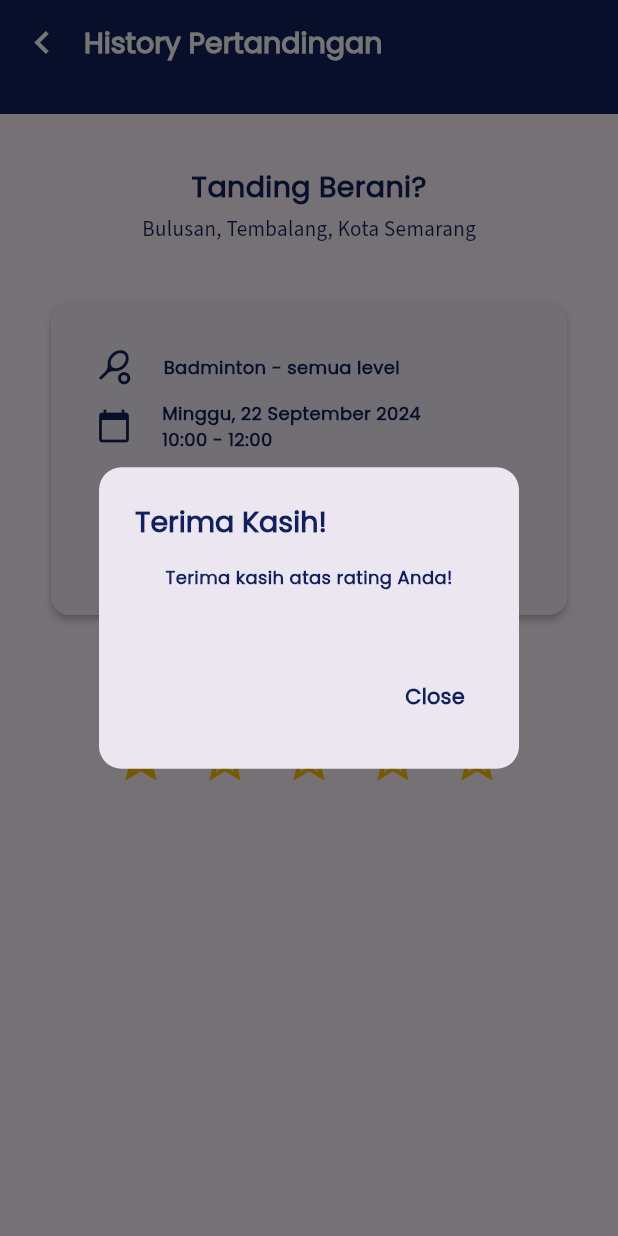
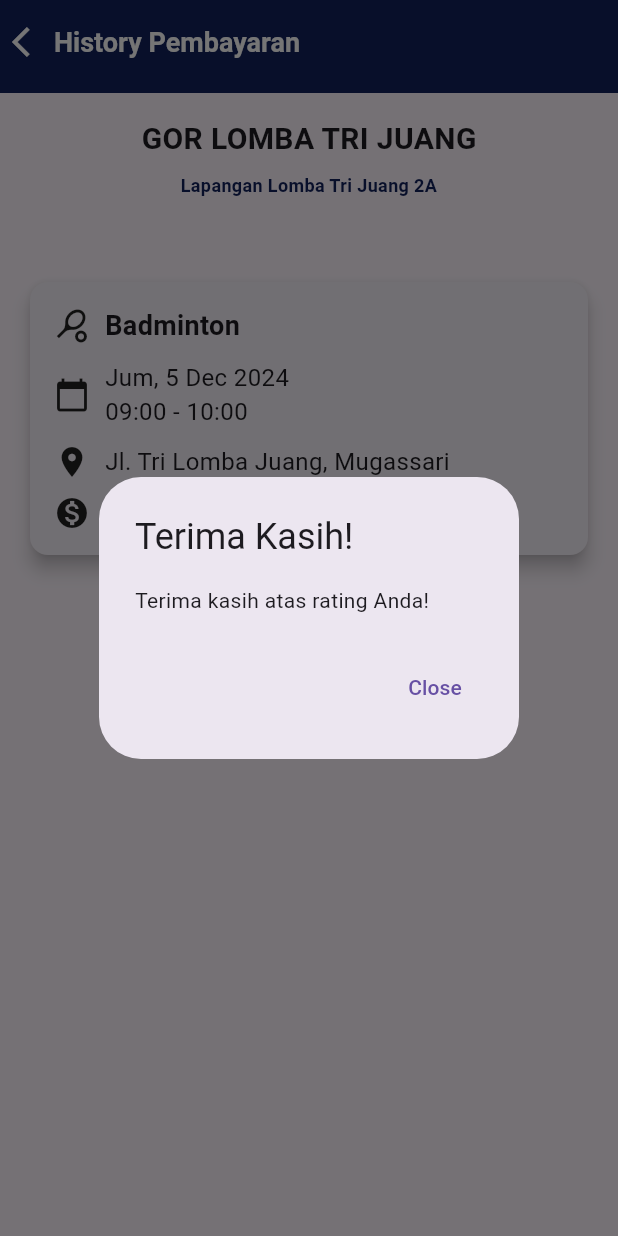
Before and after one commit to iammburg/arena-connect, a Flutter app: the HistoryDetail screen opened directly, after a tap on the "star border" icon, on a phone screen of 412 x 824 dp. Run offline on Flutter 3.47's test engine with Material 3 defaults, Android fonts, the phone set to English and light mode, and no system bars; our stand-ins replace carousel_slider, device_preview.

Commit message:
feat : update history

```diff
--- a/lib/screens/history/history_detail.dart
+++ b/lib/screens/history/history_detail.dart
@@ -1,6 +1,6 @@
-import 'package:arena_connect/config/theme.dart';
 import 'package:flutter/material.dart';
 
+// Color Palettes
 Color primary = const Color(0xFF12215C);
 Color tertiary = const Color(0xFFA7ADC3);
 Color white = const Color(0xFFFFFFFF);
@@ -19,34 +19,14 @@
       context: context,
       builder: (BuildContext context) {
         return AlertDialog(
-          shape:
-              RoundedRectangleBorder(borderRadius: BorderRadius.circular(15)),
-          title: Text(
-            'Terima Kasih!',
-            style: superFont1,
-          ),
-          content: Container(
-            width: 30.0,
-            height: 40.0,
-            child: Column(
-              mainAxisSize: MainAxisSize.min,
-              children: [
-                Text(
-                  'Terima kasih atas rating Anda!',
-                  style: superFont4,
-                ),
-              ],
-            ),
-          ),
+          title: const Text('Terima Kasih!'),
+          content: const Text('Terima kasih atas rating Anda!'),
           actions: [
             TextButton(
               onPressed: () {
                 Navigator.of(context).pop();
               },
-              child: Text(
-                'Close',
-                style: superFont3,
-              ),
+              child: const Text('Close'),
             ),
           ],
         );
@@ -81,114 +61,120 @@
     return Scaffold(
       appBar: AppBar(
         title: Text(
-          'History Pertandingan',
-          style: superFont1.copyWith(color: white),
+          'History Pembayaran',
+          style: TextStyle(
+            fontSize: 18,
+            fontWeight: FontWeight.bold,
+            color: white,
+          ),
         ),
         backgroundColor: primary,
         leading: IconButton(
-          icon: const Icon(
-            Icons.chevron_left,
-            color: Colors.white,
-            size: 30,
-          ),
+          icon: Icon(Icons.arrow_back_ios, color: white), // Ikon back
           onPressed: () {
-            Navigator.pop(context);
+            Navigator.of(context).pop(); // Aksi kembali
           },
         ),
-        titleSpacing: 0.0,
+        leadingWidth: 20, // Atur lebar area leading agar lebih kecil
         bottom: PreferredSize(
-          preferredSize: const Size.fromHeight(20.0),
+          preferredSize: const Size.fromHeight(6.0),
           child: Container(
             height: 4.0,
           ),
         ),
       ),
-      body: Column(
+            body: Column(
         children: [
           Container(
+            padding: const EdgeInsets.all(16.0),
             child: Center(
               child: Column(
                 mainAxisAlignment: MainAxisAlignment.center,
                 children: [
-                  const SizedBox(height: 35),
-                  Text('Tanding Berani?', style: superFont1),
-                  const SizedBox(height: 5),
-                  Text('Bulusan, Tembalang, Kota Semarang',
-                      style: regulerFont1),
+                  Text(
+                    'GOR LOMBA TRI JUANG',
+                    style: TextStyle(
+                      fontSize: 20,
+                      fontWeight: FontWeight.bold,
+                    ),
+                  ),
+                  const SizedBox(height: 8),
+                  Text(
+                    'Lapangan Lomba Tri Juang 2A',
+                    style: TextStyle(
+                      fontSize: 12,
+                      fontWeight: FontWeight.bold,
+                      color: primary,
+                    ),
+                    textAlign: TextAlign.center,
+                  ),
                 ],
               ),
             ),
           ),
-          const SizedBox(height: 5),
           Expanded(
             child: Padding(
-              padding: const EdgeInsets.all(30.0),
+              padding: const EdgeInsets.all(16.0),
               child: Column(
                 crossAxisAlignment: CrossAxisAlignment.center,
                 children: <Widget>[
+                  const SizedBox(height: 20),
                   Card(
-                    elevation: 2,
+                    elevation: 5,
                     child: Padding(
-                      padding: const EdgeInsets.all(30.0),
+                      padding: const EdgeInsets.all(16.0),
                       child: Column(
                         crossAxisAlignment: CrossAxisAlignment.start,
                         children: [
                           Row(
                             children: [
-                              const Icon(
-                                Icons.sports_tennis,
-                                color: Color(0xFF12215C),
-                                size: 25,
-                              ),
-                              const SizedBox(width: 20),
+                              const Icon(Icons.sports_tennis),
+                              const SizedBox(width: 10),
                               Text(
-                                'Badminton - semua level',
-                                style: superFont4,
-                              )
-                            ],
-                          ),
-                          const SizedBox(height: 10),
-                          Row(
-                            children: [
-                              const Icon(
-                                Icons.calendar_today,
-                                color: Color(0xFF12215C),
-                                size: 24,
-                              ),
-                              const SizedBox(width: 20),
-                              Text(
-                                'Minggu, 22 September 2024\n10:00 - 12:00',
-                                style: superFont4,
-                              )
-                            ],
-                          ),
-                          const SizedBox(height: 10),
-                          Row(
-                            children: [
-                              const Icon(
-                                Icons.location_on,
-                                color: Color(0xFF12215C),
-                                size: 25,
-                              ),
-                              const SizedBox(width: 20),
-                              Text(
-                                'Lapangan Badminton Bulusan\nLapangan 2',
-                                style: superFont4,
+                                'Badminton',
+                                style: TextStyle(
+                                  fontSize: 18,
+                                  fontWeight: FontWeight.bold,
+                                ),
                               ),
                             ],
                           ),
                           const SizedBox(height: 10),
                           Row(
                             children: [
-                              const Icon(
-                                Icons.monetization_on,
-                                color: Color(0xFF12215C),
-                                size: 25,
+                              const Icon(Icons.calendar_today),
+                              const SizedBox(width: 10),
+                              Text(
+                                'Jum, 5 Dec 2024\n09:00 - 10:00',
+                                style: TextStyle(
+                                  fontSize: 16,
+                                ),
                               ),
-                              const SizedBox(width: 20),
+                            ],
+                          ),
+                          const SizedBox(height: 10),
+                          Row(
+                            children: [
+                              const Icon(Icons.location_on),
+                              const SizedBox(width: 10),
                               Text(
-                                'Biaya: 60.000',
-                                style: superFont4,
+                                'Jl. Tri Lomba Juang, Mugassari',
+                                style: TextStyle(
+                                  fontSize: 16,
+                                ),
+                              ),
+                            ],
+                          ),
+                          const SizedBox(height: 10),
+                          Row(
+                            children: [
+                              const Icon(Icons.monetization_on),
+                              const SizedBox(width: 10),
+                              Text(
+                                'Biaya: 26.000',
+                                style: TextStyle(
+                                  fontSize: 16,
+                                ),
                               ),
                             ],
                           ),
@@ -196,10 +182,13 @@
                       ),
                     ),
                   ),
-                  const SizedBox(height: 40),
+                  const SizedBox(height: 20),
                   Text(
                     'Bagaimana Pengalamanmu?',
-                    style: superFont2,
+                    style: TextStyle(
+                      fontSize: 18,
+                      fontWeight: FontWeight.bold,
+                    ),
                   ),
                   Row(
                     mainAxisAlignment: MainAxisAlignment.center,
@@ -215,4 +204,3 @@
     );
   }
 }
-//
```
